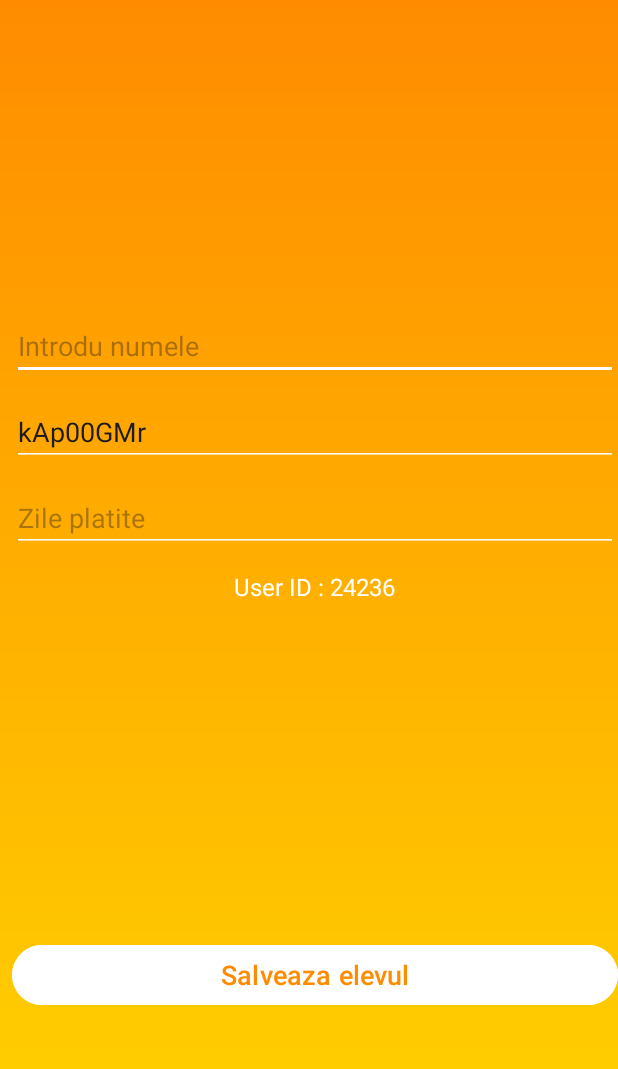
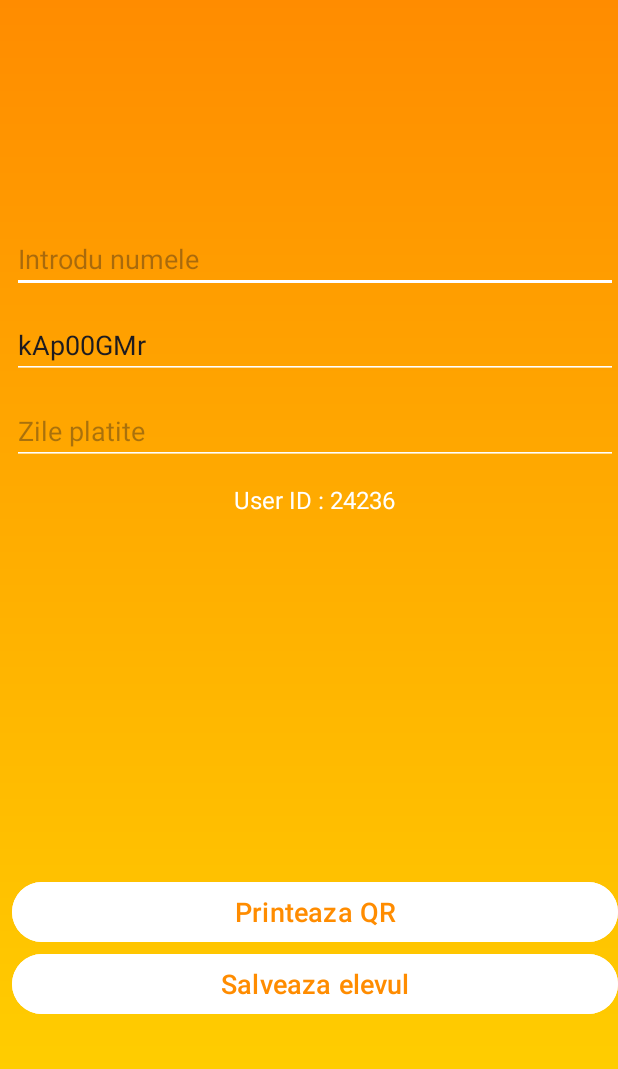
Before and after one commit to irimiamiriam/CantinaOnline, an Android app: the AddStudentActivity screen opened directly, with no data from a screen before it, on a phone screen of 412 x 824 dp. Shown: the top 1069 px of the screen. Run offline under Robolectric (Android 15) with nearby library versions, the phone set to English and light mode, and no system bars; our stand-ins replace Firebase (no records; nobody signed in at launch, a user with empty details on screens opened directly); libraries missing offline, so code that uses them is left out: com.journeyapps.barcodescanner; 2 statements that could not run were skipped.

Commit message:
resolved multiple click and added print qr code

```diff
--- a/app/src/main/res/layout/activity_add_student.xml
+++ b/app/src/main/res/layout/activity_add_student.xml
@@ -13,7 +13,7 @@
         android:layout_width="match_parent"
         android:layout_height="wrap_content"
         android:layout_marginStart="8dp"
-        android:layout_marginTop="208dp"
+        android:layout_marginTop="150dp"
         android:orientation="vertical"
         app:layout_constraintStart_toStartOf="parent"
         app:layout_constraintTop_toTopOf="parent">
@@ -72,6 +72,15 @@
             android:layout_gravity="center"
             android:layout_marginBottom="12dp"
             />
+        <Button
+            android:id="@+id/printButton"
+            android:layout_width="match_parent"
+            android:layout_height="wrap_content"
+            android:backgroundTint="@color/white"
+            android:text="Printeaza QR"
+            android:textColor="#FF8C00"
+            android:textSize="18sp"
+            android:layout_marginTop="16dp" />
 
         <!-- Save Button -->
         <Button
```
Also changed, not shown: app/src/main/java/com/example/cantinaonline/AddStudentActivity.java (+96 -3 lines), app/src/main/java/com/example/cantinaonline/MainActivity.java (+13 -7 lines).
